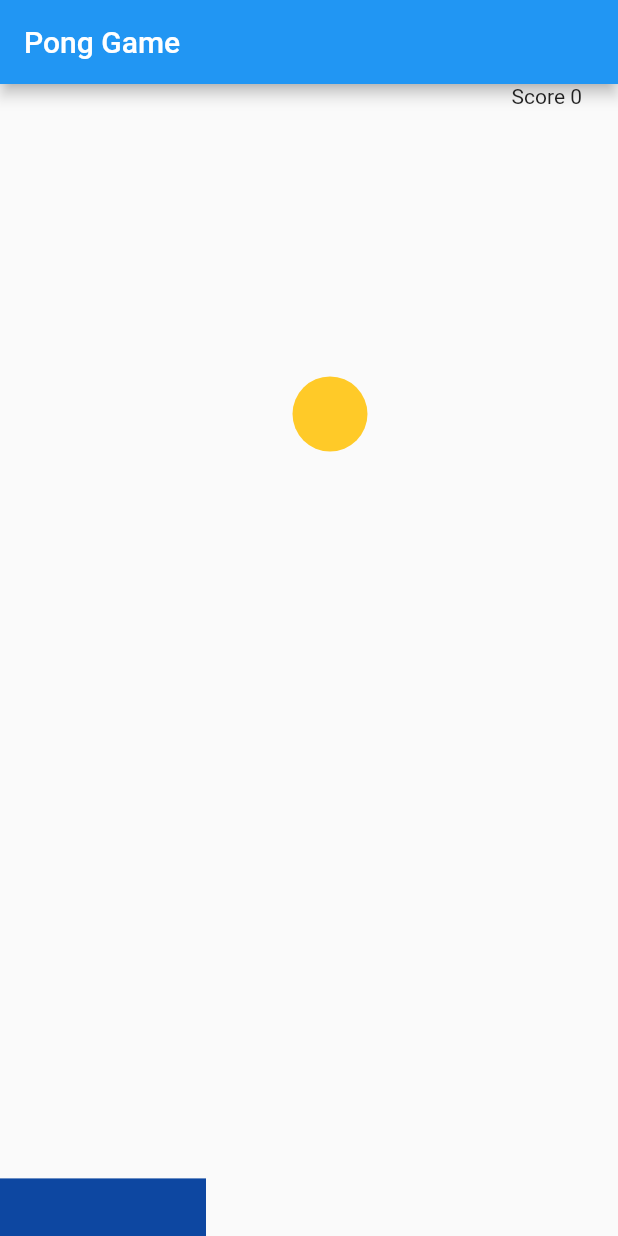
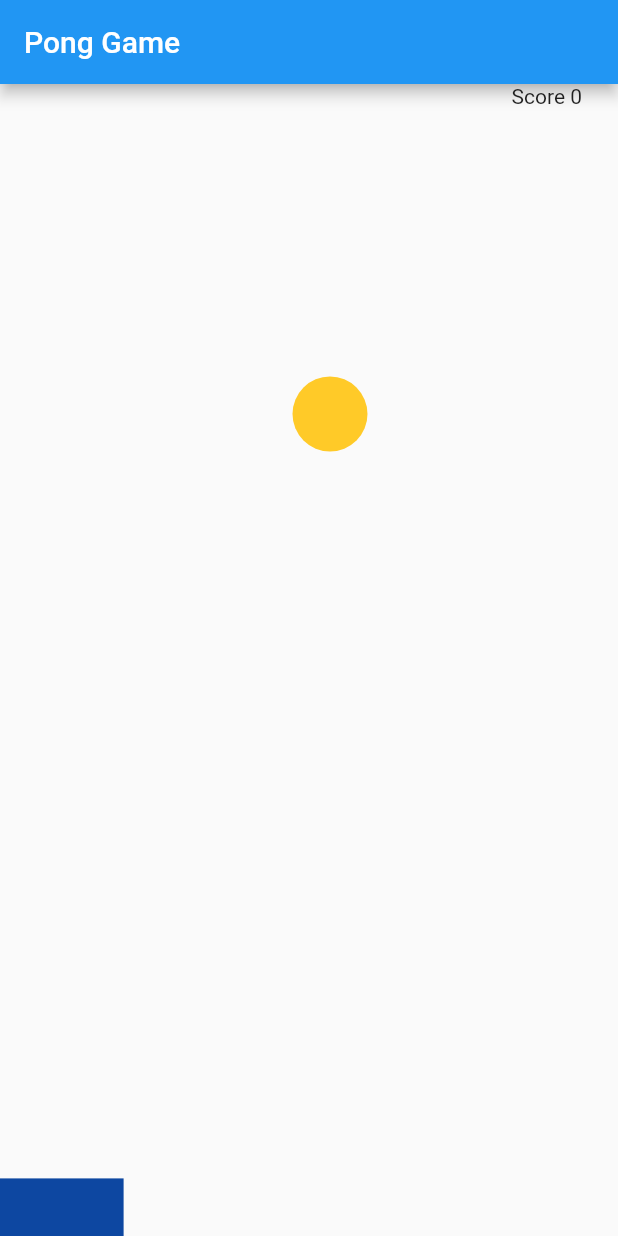
Before and after one commit to Guiffou-Joel/Pong-Game, a Flutter app: the screen it shows after launch, on a phone screen of 412 x 824 dp. Run offline on Flutter 3.47's test engine with Material 2 defaults, Android fonts, the phone set to English and light mode, and no system bars.

Commit message:
resizing the bat

```diff
--- a/lib/pong.dart
+++ b/lib/pong.dart
@@ -155,7 +155,7 @@ class _PongState extends State<Pong> with SingleTickerProviderStateMixin {
       builder: (BuildContext context, BoxConstraints constraints) {
         height = constraints.maxHeight;
         width = constraints.maxWidth;
-        batWidth = width / 3;
+        batWidth = width / 5;
         batheight = height / 20;
         return Stack(
           children: <Widget>[
```
Also changed, not shown: 52 other files.
